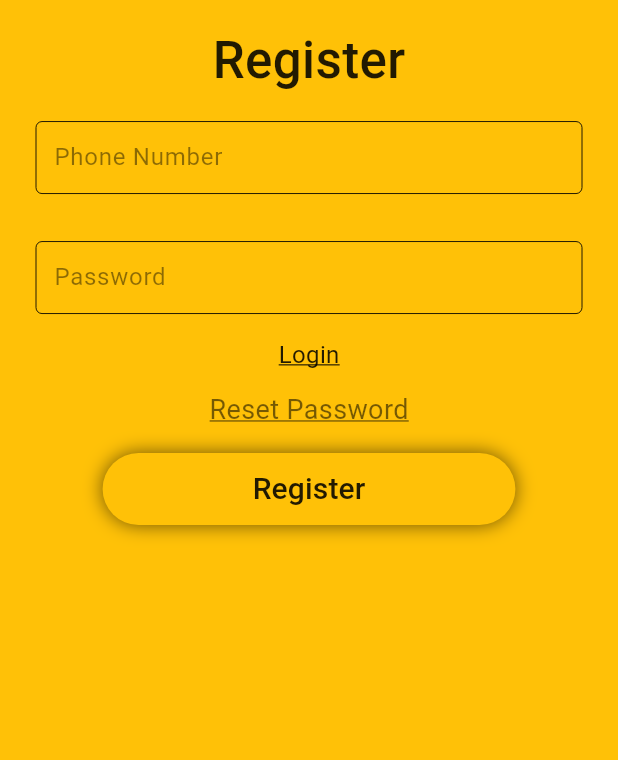
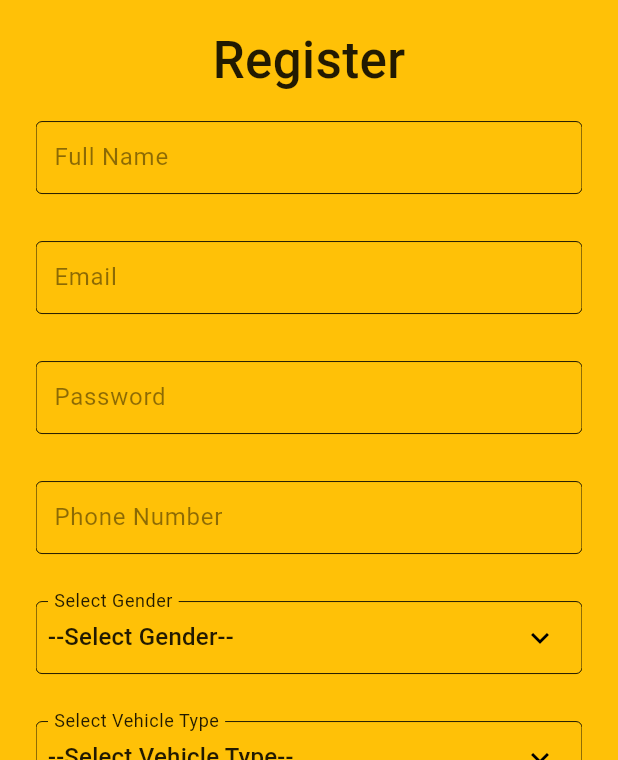
Before and after one commit to Muhoti/Mile-Drivers, a Flutter app: the screen it shows after launch, after a tap on "Register", on a phone screen of 412 x 824 dp, the part 476-1236 px from its top. Run offline on Flutter 3.47's test engine with Material 3 defaults, Android fonts, the light colour scheme and no system bars; our stand-ins replace email_validator, flutter_html, flutter_local_notifications, flutter_secure_storage, geocoding, geolocator and 6 more; missing offline and left inert: flutter_background_service, flutter_background_service_android, flutter_polyline_points; network calls fail.

Commit message:
register

```diff
--- a/lib/components/MySelectInput.dart
+++ b/lib/components/MySelectInput.dart
@@ -35,10 +35,10 @@ class _MySelectInputState extends State<MySelectInput> {
     super.didUpdateWidget(oldWidget);
     if (oldWidget.value != widget.value) {
       setState(() {
-        _selectedOption = widget.value != "" && widget.value != "null" &&
-                widget.value != "0"
-            ? widget.value
-            : widget.list.first;
+        _selectedOption =
+            widget.value != "" && widget.value != "null" && widget.value != "0"
+                ? widget.value
+                : widget.list.first;
       });
     }
   }
@@ -47,7 +47,7 @@ class _MySelectInputState extends State<MySelectInput> {
   Widget build(BuildContext context) {
     return Theme(
       data: Theme.of(context).copyWith(
-          canvasColor: Colors.blue,
+          canvasColor: Colors.white,
           hintColor: Colors.white,
           inputDecorationTheme: const InputDecorationTheme(
               border: OutlineInputBorder(
@@ -72,7 +72,7 @@ class _MySelectInputState extends State<MySelectInput> {
                     borderSide: BorderSide(color: Colors.white, width: 0.0),
                   ),
                   disabledBorder: const OutlineInputBorder(
-                    borderSide: BorderSide(color: Colors.white, width: 0.0),
+                    borderSide: BorderSide(color: Colors.black87, width: 0.0),
                   ),
                   focusColor: Colors.yellow,
                   border: const OutlineInputBorder(
@@ -80,7 +80,7 @@ class _MySelectInputState extends State<MySelectInput> {
                   filled: false,
                   label: Text(
                     widget.label,
-                    style: const TextStyle(color: Colors.white54),
+                    style: const TextStyle(color: Colors.black87),
                   ),
                   floatingLabelBehavior: FloatingLabelBehavior.always),
             ),
@@ -91,7 +91,7 @@ class _MySelectInputState extends State<MySelectInput> {
                   alignment: Alignment.centerRight,
                   child: Icon(
                     Icons.keyboard_arrow_down,
-                    color: Colors.white,
+                    color: Colors.black,
                   ),
                 ),
                 isExpanded: true,
@@ -109,7 +109,7 @@ class _MySelectInputState extends State<MySelectInput> {
                     value: value,
                     child: Text(
                       value,
-                      style: const TextStyle(color: Colors.white),
+                      style: const TextStyle(color: Colors.black87),
                     ),
                   );
                 }).toList(),
--- a/lib/pages/Login.dart
+++ b/lib/pages/Login.dart
@@ -60,8 +60,7 @@ class _LoginState extends State<Login> {
             Container(
               height: double.infinity,
               width: double.infinity,
-              decoration: const BoxDecoration(
-                  color: Colors.amber),
+              decoration: const BoxDecoration(color: Colors.amber),
               padding: const EdgeInsets.fromLTRB(24, 50, 24, 0),
               child: SingleChildScrollView(
                 child: Form(
@@ -115,27 +114,6 @@ class _LoginState extends State<Login> {
                             });
                           },
                         ),
-                        Row(
-                          children: [
-                            TextButton(onPressed: () {
-                                Navigator.push(
-                                    context,
-                                    MaterialPageRoute(
-                                        builder: (_) => const Register()));
-                              },
-                               style: TextButton.styleFrom(
-    backgroundColor: Colors.white70,
-  ),
-                              child: const Text("Register")),
-                           TextButton(onPressed: () {
-                               resetPassword();
-                              },
-
-                              child: const Text("Reset Password", style: TextStyle(color: Colors.black87),)),
-
-                          ],
-                        ),
-
                         const SizedBox(
                           height: 16,
                         ),
@@ -170,7 +148,8 @@ class _LoginState extends State<Login> {
                                 }
                               });
                               if (res.error == null) {
-                                await storage.write(key: 'mdjwt', value: res.token);
+                                await storage.write(
+                                    key: 'mdjwt', value: res.token);
                                 Timer(const Duration(seconds: 2), () {
                                   Navigator.pushReplacement(
                                       context,
@@ -180,6 +159,39 @@ class _LoginState extends State<Login> {
                               }
                             },
                           ),
+                        ),
+                        const SizedBox(
+                          height: 16,
+                        ),
+                        Row(
+                          mainAxisAlignment: MainAxisAlignment.spaceAround,
+                          children: [
+                            TextButton(
+                                onPressed: () {
+                                  Navigator.push(
+                                      context,
+                                      MaterialPageRoute(
+                                          builder: (_) => const Register()));
+                                },
+                                style: TextButton.styleFrom(
+                                  backgroundColor: Colors.black87,
+                                ),
+                                child: const Text(
+                                  "Register",
+                                  style: TextStyle(color: Colors.amber),
+                                )),
+                            TextButton(
+                                onPressed: () {
+                                  resetPassword();
+                                },
+                                style: TextButton.styleFrom(
+                                  backgroundColor: Colors.black87,
+                                ),
+                                child: const Text(
+                                  "Reset Password",
+                                  style: TextStyle(color: Colors.amber),
+                                )),
+                          ],
                         ),
                       ],
                     ),
--- a/lib/pages/register.dart
+++ b/lib/pages/register.dart
@@ -5,9 +5,9 @@ import 'dart:convert';
 import 'package:miledrivers/Components/MyTextInput.dart';
 import 'package:miledrivers/Components/SubmitButton.dart';
 import 'package:miledrivers/components/ForgotPasswordDialog.dart';
+import 'package:miledrivers/components/MySelectInput.dart';
 import 'package:miledrivers/components/Utils.dart';
 import 'package:miledrivers/pages/Login.dart';
-import 'package:miledrivers/pages/Privacy.dart';
 import 'package:miledrivers/pages/home.dart';
 import 'package:flutter/material.dart';
 import 'package:flutter_secure_storage/flutter_secure_storage.dart';
@@ -24,6 +24,8 @@ class Register extends StatefulWidget {
 class _RegisterState extends State<Register> {
   String phone = '';
   String password = '';
+  String cabtype = '';
+  String gender = '';
   String error = '';
   bool successful = false;
   var isLoading;
@@ -60,8 +62,7 @@ class _RegisterState extends State<Register> {
             Container(
               height: double.infinity,
               width: double.infinity,
-              decoration: const BoxDecoration(
-                  color: Colors.amber),
+              decoration: const BoxDecoration(color: Colors.amber),
               padding: const EdgeInsets.fromLTRB(24, 50, 24, 0),
               child: SingleChildScrollView(
                 child: Form(
@@ -94,7 +95,18 @@ class _RegisterState extends State<Register> {
                           ),
                         ),
                         MyTextInput(
-                          title: 'Phone Number',
+                          title: 'Full Name',
+                          lines: 1,
+                          value: '',
+                          type: TextInputType.phone,
+                          onSubmit: (value) {
+                            setState(() {
+                              phone = value;
+                            });
+                          },
+                        ),
+                        MyTextInput(
+                          title: 'Email',
                           lines: 1,
                           value: '',
                           type: TextInputType.phone,
@@ -115,40 +127,44 @@ class _RegisterState extends State<Register> {
                             });
                           },
                         ),
-                        GestureDetector(
-                          onTap: () {
-                            Navigator.push(
-                                context,
-                                MaterialPageRoute(
-                                    builder: (_) => const Login()));
+                        MyTextInput(
+                          title: 'Phone Number',
+                          lines: 1,
+                          value: '',
+                          type: TextInputType.phone,
+                          onSubmit: (value) {
+                            setState(() {
+                              phone = value;
+                            });
                           },
-                          child: const Text(
-                            'Login',
-                            style: TextStyle(
-                              color: Colors.black87,
-                              fontSize: 16.0,
-                              decoration: TextDecoration.underline,
-                              decorationColor: Colors.black87,
                         ),
+                        MySelectInput(
+                          onSubmit: (value) {
+                            setState(() {
+                              gender = value;
+                            });
+                          },
+                          list: const [
+                            "--Select Gender--",
+                            "Male",
+                            "Female",
+                          ],
+                          label: 'Select Gender',
+                          value: gender,
                         ),
-                        ),
-                        const SizedBox(
-                          height: 12,
-                        ),
-                        Center(
-                          child: GestureDetector(
-                            onTap: () => resetPassword(),
-                            child: const Text(
-                              "Reset Password",
-                              style: TextStyle(
-                                fontSize: 18,
-                                fontWeight: FontWeight.w400,
-                                color: Colors.black54,
-                                 decoration: TextDecoration.underline,
-                                  decorationColor: Colors.black54,
-                              ),
-                            ),
-                          ),
+                        MySelectInput(
+                          onSubmit: (value) {
+                            setState(() {
+                              cabtype = value;
+                            });
+                          },
+                          list: const [
+                            "--Select Vehicle Type--",
+                            "Car",
+                            "Motorbike",
+                          ],
+                          label: 'Select Vehicle Type',
+                          value: cabtype,
                         ),
                         const SizedBox(
                           height: 16,
@@ -184,7 +200,8 @@ class _RegisterState extends State<Register> {
                                 }
                               });
                               if (res.error == null) {
-                                await storage.write(key: 'mdjwt', value: res.token);
+                                await storage.write(
+                                    key: 'mdjwt', value: res.token);
                                 Timer(const Duration(seconds: 2), () {
                                   Navigator.pushReplacement(
                                       context,
@@ -195,6 +212,18 @@ class _RegisterState extends State<Register> {
                             },
                           ),
                         ),
+                        TextButton(
+                            onPressed: () {
+                              Navigator.push(
+                                  context,
+                                  MaterialPageRoute(
+                                      builder: (_) => const Login()));
+                            },
+                            child: const Text(
+                              "Login",
+                              style: TextStyle(
+                                  color: Colors.black87, fontSize: 16),
+                            )),
                       ],
                     ),
                   ),
```
Lines whose indentation alone changed are shown as unchanged.
